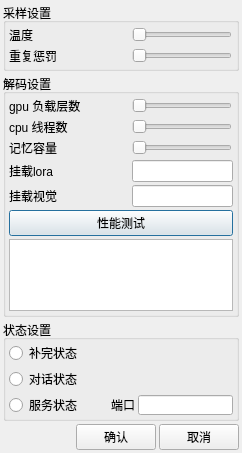
Before: the Qt Designer form src/settings_dialog.ui in ylsdamxssjxxdd/eva, drawn with Qt 5.
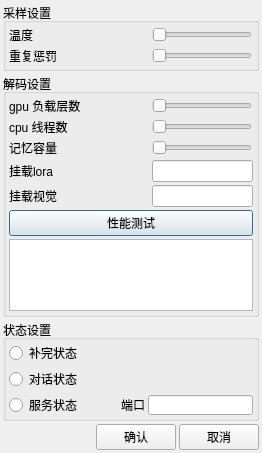
After: the same form once the commit is applied.

The edit to the form file:
```diff
--- a/src/settings_dialog.ui
+++ b/src/settings_dialog.ui
@@ -6,7 +6,7 @@
    <rect>
     <x>0</x>
     <y>0</y>
-    <width>242</width>
+    <width>262</width>
     <height>453</height>
    </rect>
   </property>
@@ -56,13 +56,13 @@
          <widget class="QLabel" name="temp_label">
           <property name="minimumSize">
            <size>
-            <width>120</width>
+            <width>140</width>
             <height>0</height>
            </size>
           </property>
           <property name="maximumSize">
            <size>
-            <width>120</width>
+            <width>140</width>
             <height>16777215</height>
            </size>
           </property>
@@ -98,13 +98,13 @@
          <widget class="QLabel" name="repeat_label">
           <property name="minimumSize">
            <size>
-            <width>120</width>
+            <width>140</width>
             <height>0</height>
            </size>
           </property>
           <property name="maximumSize">
            <size>
-            <width>120</width>
+            <width>140</width>
             <height>16777215</height>
            </size>
           </property>
@@ -164,13 +164,13 @@
          <widget class="QLabel" name="ngl_label">
           <property name="minimumSize">
            <size>
-            <width>120</width>
+            <width>140</width>
             <height>0</height>
            </size>
           </property>
           <property name="maximumSize">
            <size>
-            <width>120</width>
+            <width>140</width>
             <height>16777215</height>
            </size>
           </property>
@@ -206,13 +206,13 @@
          <widget class="QLabel" name="nthread_label">
           <property name="minimumSize">
            <size>
-            <width>120</width>
+            <width>140</width>
             <height>0</height>
            </size>
           </property>
           <property name="maximumSize">
            <size>
-            <width>120</width>
+            <width>140</width>
             <height>16777215</height>
            </size>
           </property>
@@ -248,13 +248,13 @@
          <widget class="QLabel" name="nctx_label">
           <property name="minimumSize">
            <size>
-            <width>120</width>
+            <width>140</width>
             <height>0</height>
            </size>
           </property>
           <property name="maximumSize">
            <size>
-            <width>120</width>
+            <width>140</width>
             <height>16777215</height>
            </size>
           </property>
@@ -290,13 +290,13 @@
          <widget class="QLabel" name="lora_label">
           <property name="minimumSize">
            <size>
-            <width>120</width>
+            <width>140</width>
             <height>0</height>
            </size>
           </property>
           <property name="maximumSize">
            <size>
-            <width>120</width>
+            <width>140</width>
             <height>16777215</height>
            </size>
           </property>
@@ -323,13 +323,13 @@
          <widget class="QLabel" name="mmproj_label">
           <property name="minimumSize">
            <size>
-            <width>120</width>
+            <width>140</width>
             <height>0</height>
            </size>
           </property>
           <property name="maximumSize">
            <size>
-            <width>120</width>
+            <width>140</width>
             <height>16777215</height>
            </size>
           </property>
```
